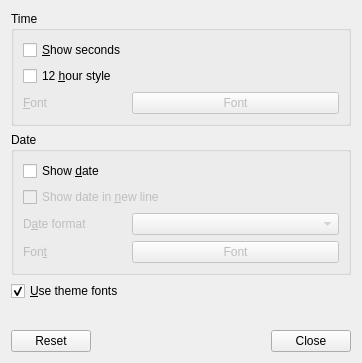
lxqt/lxqt-panel, file plugin-clock/razorclockconfiguration.ui: the form before one commit.
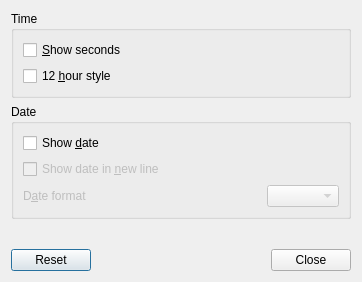
The form after the commit.

Commit message: Clock plugin simplified: no more custom fonts

Diff of the .ui file:
```diff
--- a/plugin-clock/razorclockconfiguration.ui
+++ b/plugin-clock/razorclockconfiguration.ui
@@ -7,7 +7,7 @@
     <x>0</x>
     <y>0</y>
     <width>362</width>
-    <height>363</height>
+    <height>282</height>
    </rect>
   </property>
   <property name="windowTitle">
@@ -19,7 +19,7 @@
      <property name="title">
       <string>Time</string>
      </property>
-     <layout class="QGridLayout" name="gridLayout_3" columnstretch="1,2">
+     <layout class="QGridLayout" name="gridLayout_3" columnstretch="1,0">
       <item row="0" column="0" colspan="2">
        <widget class="QCheckBox" name="showSecondsCB">
         <property name="text">
@@ -34,29 +34,6 @@
         </property>
        </widget>
       </item>
-      <item row="2" column="0">
-       <widget class="QLabel" name="timeFontL">
-        <property name="enabled">
-         <bool>false</bool>
-        </property>
-        <property name="text">
-         <string>&amp;Font</string>
-        </property>
-        <property name="buddy">
-         <cstring>timeFontB</cstring>
-        </property>
-       </widget>
-      </item>
-      <item row="2" column="1">
-       <widget class="QPushButton" name="timeFontB">
-        <property name="enabled">
-         <bool>false</bool>
-        </property>
-        <property name="text">
-         <string>Font</string>
-        </property>
-       </widget>
-      </item>
      </layout>
     </widget>
    </item>
@@ -65,7 +42,7 @@
      <property name="title">
       <string>Date</string>
      </property>
-     <layout class="QGridLayout" name="gridLayout_2" columnstretch="1,2">
+     <layout class="QGridLayout" name="gridLayout_2" columnstretch="1,0">
       <item row="0" column="0" colspan="2">
        <widget class="QCheckBox" name="showDateCB">
         <property name="text">
@@ -93,29 +70,6 @@
         </property>
        </widget>
       </item>
-      <item row="3" column="1">
-       <widget class="QPushButton" name="dateFontB">
-        <property name="enabled">
-         <bool>false</bool>
-        </property>
-        <property name="text">
-         <string>Font</string>
-        </property>
-       </widget>
-      </item>
-      <item row="3" column="0">
-       <widget class="QLabel" name="dateFontL">
-        <property name="enabled">
-         <bool>false</bool>
-        </property>
-        <property name="text">
-         <string>Fon&amp;t</string>
-        </property>
-        <property name="buddy">
-         <cstring>dateFontB</cstring>
-        </property>
-       </widget>
-      </item>
       <item row="1" column="0" colspan="2">
        <widget class="QCheckBox" name="dateOnNewLineCB">
         <property name="enabled">
@@ -129,16 +83,6 @@
      </layout>
     </widget>
    </item>
-   <item>
-    <widget class="QCheckBox" name="useThemeFontCB">
-     <property name="text">
-      <string>&amp;Use theme fonts</string>
-     </property>
-     <property name="checked">
-      <bool>true</bool>
-     </property>
-    </widget>
-   </item>
    <item>
     <spacer name="verticalSpacer">
      <property name="orientation">
```
Left out of the diff: 32 changed lines with no effect on the pictures. The commit also changes 4 other files.
